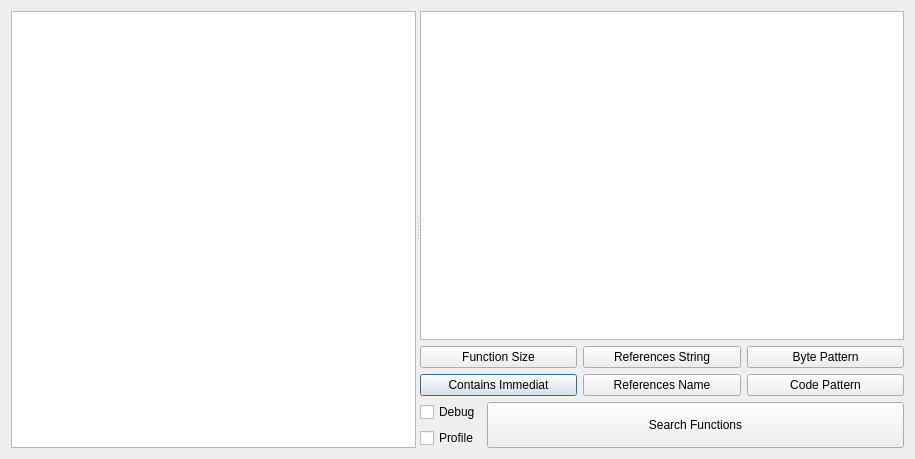
Before: the Qt Designer form findfunc/findfuncdialog.ui in FelixBer/FindFunc, drawn with Qt 5.
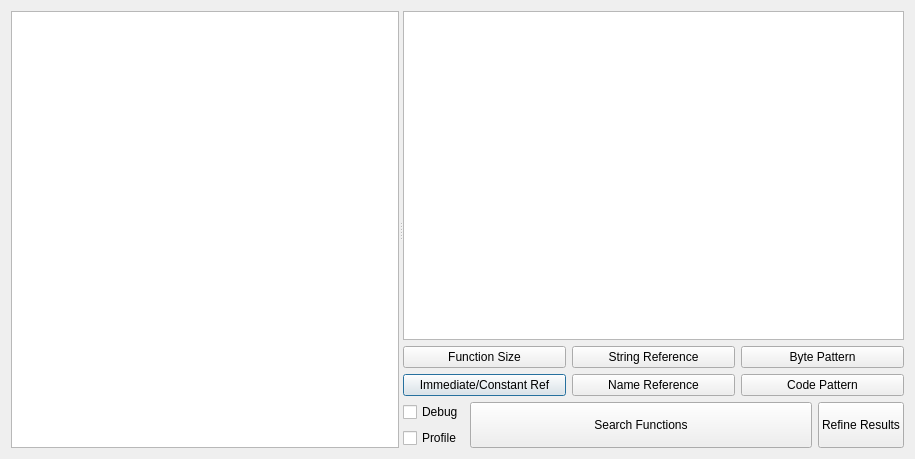
After: the same form once the commit is applied.

Commit message: add button "refine" to limit search to existing results

The edit to the form file:
```diff
--- a/findfunc/findfuncdialog.ui
+++ b/findfunc/findfuncdialog.ui
@@ -51,7 +51,7 @@
        <bool>true</bool>
       </attribute>
      </widget>
-     <widget class="QWidget" name="">
+     <widget class="QWidget" name="layoutWidget">
       <layout class="QVBoxLayout" name="verticalLayout_2">
        <item>
         <widget class="QTableView" name="tableview">
@@ -67,7 +67,7 @@
            <item row="1" column="0">
             <widget class="QPushButton" name="btnaddimm">
              <property name="text">
-              <string>Contains Immediat</string>
+              <string>Immediate/Constant Ref</string>
              </property>
             </widget>
            </item>
@@ -81,14 +81,14 @@
            <item row="0" column="1">
             <widget class="QPushButton" name="btnaddstr">
              <property name="text">
-              <string>References String</string>
+              <string>String Reference</string>
              </property>
             </widget>
            </item>
            <item row="1" column="1">
             <widget class="QPushButton" name="btnaddname">
              <property name="text">
-              <string>References Name</string>
+              <string>Name Reference</string>
              </property>
             </widget>
            </item>
@@ -111,7 +111,7 @@
         </layout>
        </item>
        <item>
-        <layout class="QHBoxLayout" name="horizontalLayout_2" stretch="0,1">
+        <layout class="QHBoxLayout" name="horizontalLayout_2" stretch="0,1,0">
          <item>
           <layout class="QVBoxLayout" name="verticalLayout" stretch="0,0">
            <item>
@@ -143,6 +143,19 @@
            </property>
           </widget>
          </item>
+         <item>
+          <widget class="QPushButton" name="btnrefine">
+           <property name="sizePolicy">
+            <sizepolicy hsizetype="Minimum" vsizetype="Minimum">
+             <horstretch>0</horstretch>
+             <verstretch>1</verstretch>
+            </sizepolicy>
+           </property>
+           <property name="text">
+            <string>Refine Results</string>
+           </property>
+          </widget>
+         </item>
         </layout>
        </item>
       </layout>
```
The commit also changes 3 other files.
